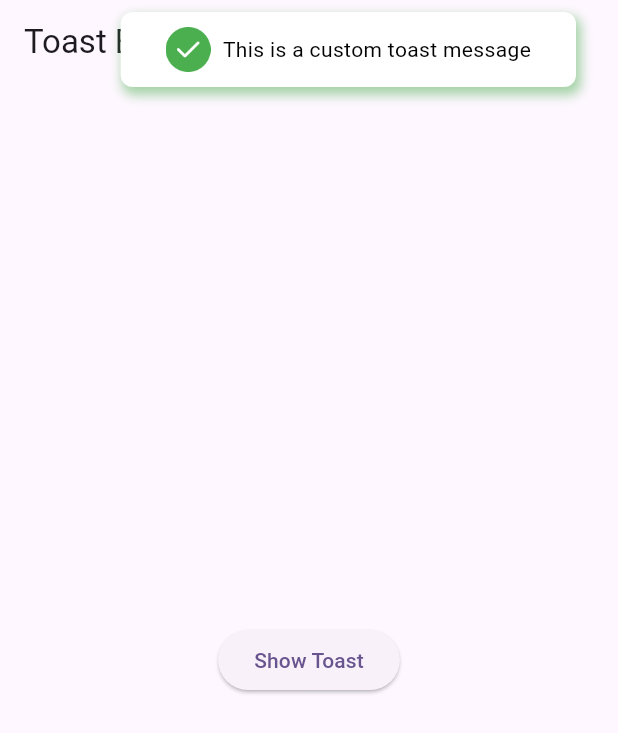
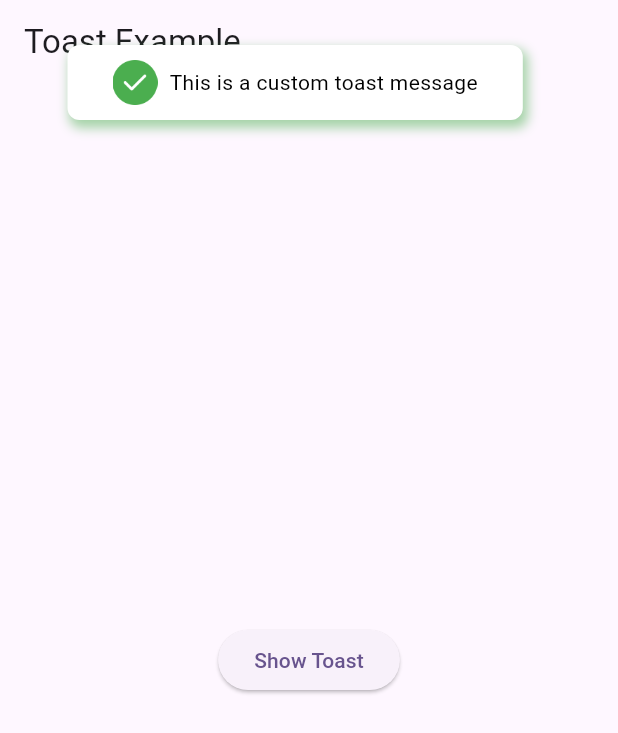
Before and after one commit to usama08/new_toastpopup, a Flutter app: the screen it shows after launch, after a tap on "Show Toast", on a phone screen of 412 x 824 dp. Shown: the top 733 px of the screen. Run offline on Flutter 3.47's test engine with Material 3 defaults, Android fonts, the phone set to English and light mode, and no system bars.

Commit message:
Updated Codes

```diff
--- a/lib/main.dart
+++ b/lib/main.dart
@@ -12,6 +12,7 @@ class MyApp extends StatelessWidget {
   Widget build(BuildContext context) {
     return MaterialApp(
         title: 'Flutter Demo',
+        debugShowCheckedModeBanner: false,
         theme: ThemeData(
           colorScheme: ColorScheme.fromSeed(seedColor: Colors.deepPurple),
           useMaterial3: true,
--- a/lib/package/new_toast.dart
+++ b/lib/package/new_toast.dart
@@ -63,8 +63,8 @@ class ToastMessage extends StatefulWidget {
     required this.textStyle,
     this.imageWidth,
     this.imageHeight,
-    this.paddingHorizontal = 30.0, // Default horizontal padding
-    this.paddingVertical = 10.0, // Default vertical padding
+    this.paddingHorizontal = 30.0,
+    this.paddingVertical = 10.0,
   });
 
   @override
@@ -103,7 +103,7 @@ class __ToastMessageState extends State<ToastMessage>
         return const Offset(1.0, 0.0);
       case ToastPosition.top:
       default:
-        return const Offset(0.0, -1.0); // Slide down from top
+        return const Offset(0.0, -1.0);
     }
   }
 
@@ -116,16 +116,15 @@ class __ToastMessageState extends State<ToastMessage>
   @override
   Widget build(BuildContext context) {
     return Positioned(
-      top:
-          widget.position == ToastPosition.top ? 50.0 : null, // Safe top margin
-      left: widget.position == ToastPosition.left ? 20.0 : null,
+      top: widget.position == ToastPosition.top ? 10.0 : null,
+      left: widget.position == ToastPosition.left ? 5.0 : null,
       right: widget.position == ToastPosition.right ? 20.0 : null,
       child: SlideTransition(
         position: _offsetAnimation,
         child: Material(
           color: Colors.transparent,
           child: Padding(
-            padding: const EdgeInsets.all(8.0),
+            padding: const EdgeInsets.only(top: 30, right: 20, left: 40),
             child: Container(
               constraints: BoxConstraints(
                   maxWidth: MediaQuery.of(context).size.width - 40),
--- a/lib/package/view/toast.dart
+++ b/lib/package/view/toast.dart
@@ -19,7 +19,7 @@ class ExampleToastScreen extends StatelessWidget {
               image: Image.asset(mark),
               message: "This is a custom toast message",
               textStyle: const TextStyle(color: Colors.black),
-              position: ToastPosition.right,
+              position: ToastPosition.left,
             );
           },
           child: const Text("Show Toast"),
```
